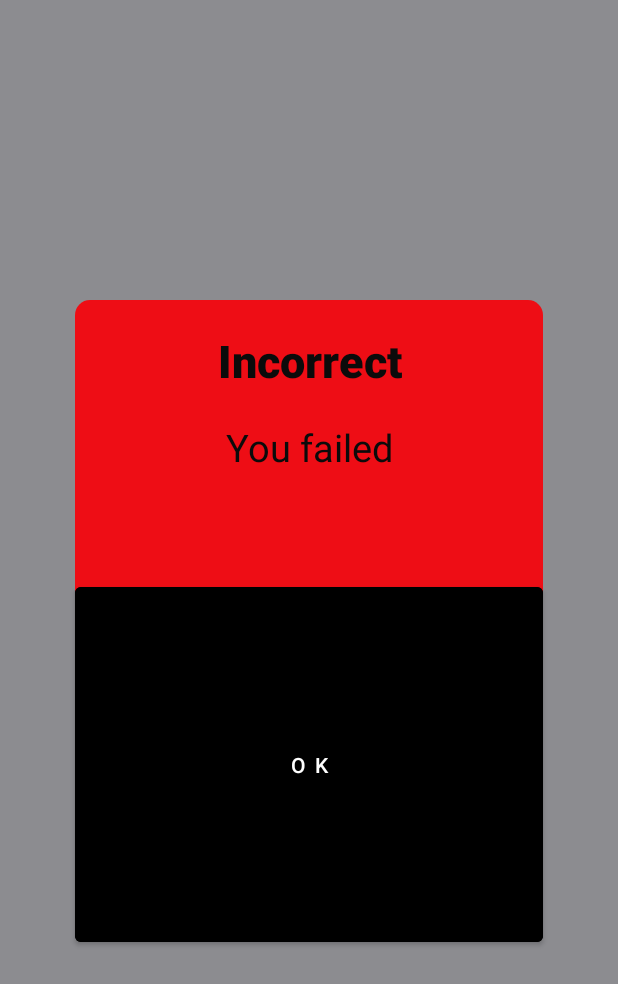
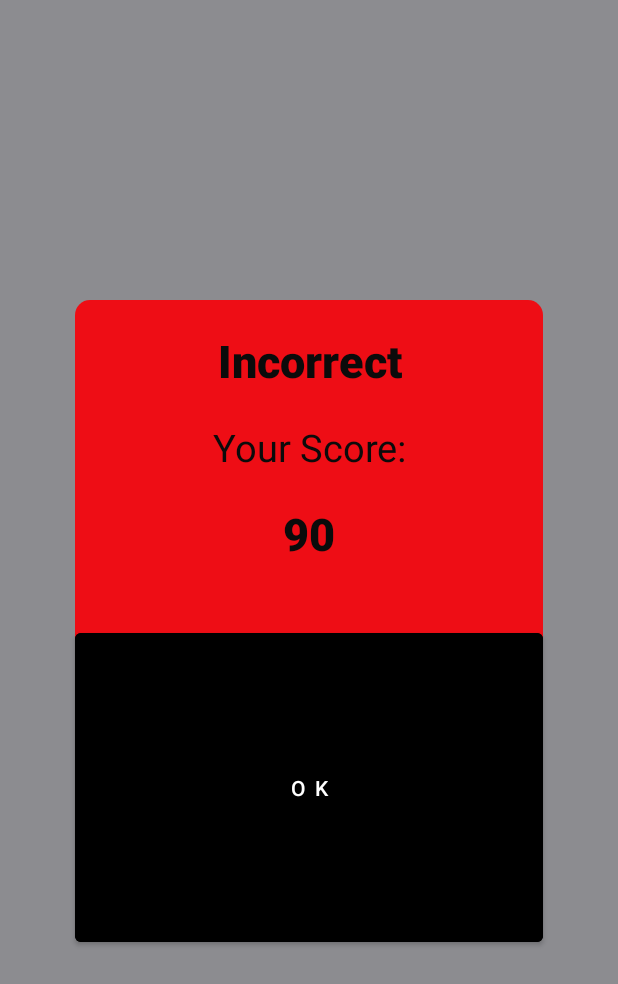
Before and after one commit to mrahman4782/HigherOrLower, an Android app: the layout fragment_end.xml on its own in the app's theme, with its tools: preview values and no code run, on a phone screen of 412 x 824 dp. Shown: the top 984 px of the screen. Run offline under Robolectric (Android 15) with nearby library versions, the phone set to English and light mode, and no system bars.

Commit message:
Updated button functionalities & final score rewrite

```diff
--- a/app/build.gradle
+++ b/app/build.gradle
@@ -3,7 +3,7 @@ plugins {
 }
 
 android {
-    compileSdk 32
+    compileSdk 30
     packagingOptions {
         exclude 'META-INF/DEPENDENCIES'
         exclude 'META-INF/LICENSE'
@@ -20,7 +20,7 @@ android {
     defaultConfig {
         applicationId "com.example.finalproject"
         minSdk 21
-        targetSdk 32
+        targetSdk 30
         versionCode 1
         versionName "1.0"
 
--- a/app/src/main/res/layout/fragment_end.xml
+++ b/app/src/main/res/layout/fragment_end.xml
@@ -51,7 +51,7 @@
                 android:layout_marginStart="80dp"
                 android:layout_marginTop="20dp"
                 android:fontFamily="sans-serif"
-                android:text="You failed"
+                android:text="Your Score:"
                 android:textAlignment="center"
                 android:gravity="center"
                 android:textColor="#0B0B0B"
@@ -59,11 +59,28 @@
                 android:layout_alignParentEnd="true"
                 android:layout_marginEnd="80dp"
         />
+        <TextView
+                android:id="@+id/insText2"
+                android:layout_width="wrap_content"
+                android:layout_height="wrap_content"
+                android:layout_below="@+id/insText"
+                android:layout_alignParentStart="true"
+                android:layout_marginStart="80dp"
+                android:layout_marginTop="20dp"
+                android:fontFamily="sans-serif-black"
+                android:text="90"
+                android:textAlignment="center"
+                android:gravity="center"
+                android:textColor="#0B0B0B"
+                android:textSize="30dp"
+                android:layout_alignParentEnd="true"
+                android:layout_marginEnd="80dp"
+        />
         <Button
-                android:id="@+id/okButton"
+                android:id="@+id/disappearButton"
                 android:layout_width="110dp"
                 android:layout_height="wrap_content"
-                android:layout_below="@+id/insText"
+                android:layout_below="@+id/insText2"
                 android:backgroundTint="#000000"
                 android:text="O K"
                 android:textSize="14dp"
@@ -72,7 +89,7 @@
                 android:layout_alignParentEnd="true"
                 android:layout_marginStart="50dp"
                 android:layout_marginEnd="50dp"
-                android:layout_marginTop="70dp"
+                android:layout_marginTop="40dp"
                 android:layout_alignParentBottom="true"
                 android:layout_marginBottom="190dp"
                 android:bottomRightRadius="10dp"
--- a/app/src/main/res/layout/fragment_instruction.xml
+++ b/app/src/main/res/layout/fragment_instruction.xml
@@ -75,9 +75,9 @@
                 android:layout_marginTop="20dp"
                 android:layout_alignParentBottom="true"
                 android:layout_marginBottom="190dp"
-                android:bottomRightRadius="10dp"
-                android:bottomLeftRadius="10dp"
-                android:topLeftRadius="10dp"
+                android:bottomRightRadius="50dp"
+                android:bottomLeftRadius="50dp"
+                android:topLeftRadius="50dp"
                 android:topRightRadius="10dp"/>
 
 
```
Also changed, not shown: app/src/main/java/com/example/finalproject/GameActivity.java (+10 -2 lines), app/src/main/java/com/example/finalproject/endFragment.java (+13 -1 lines), gradle.properties (line endings or trailing spaces).
